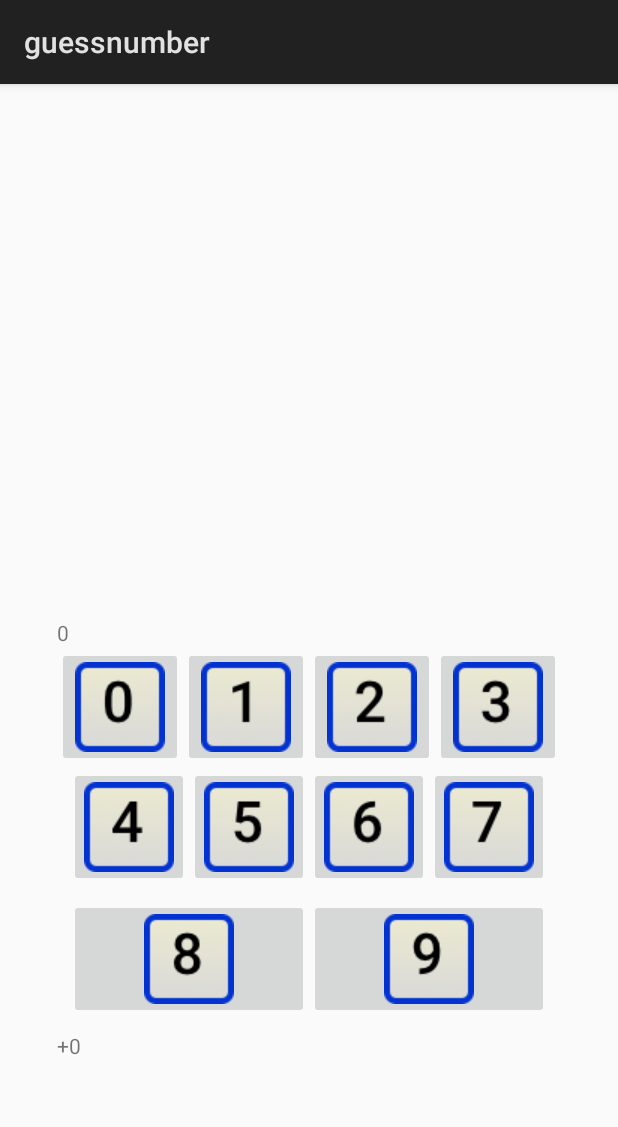
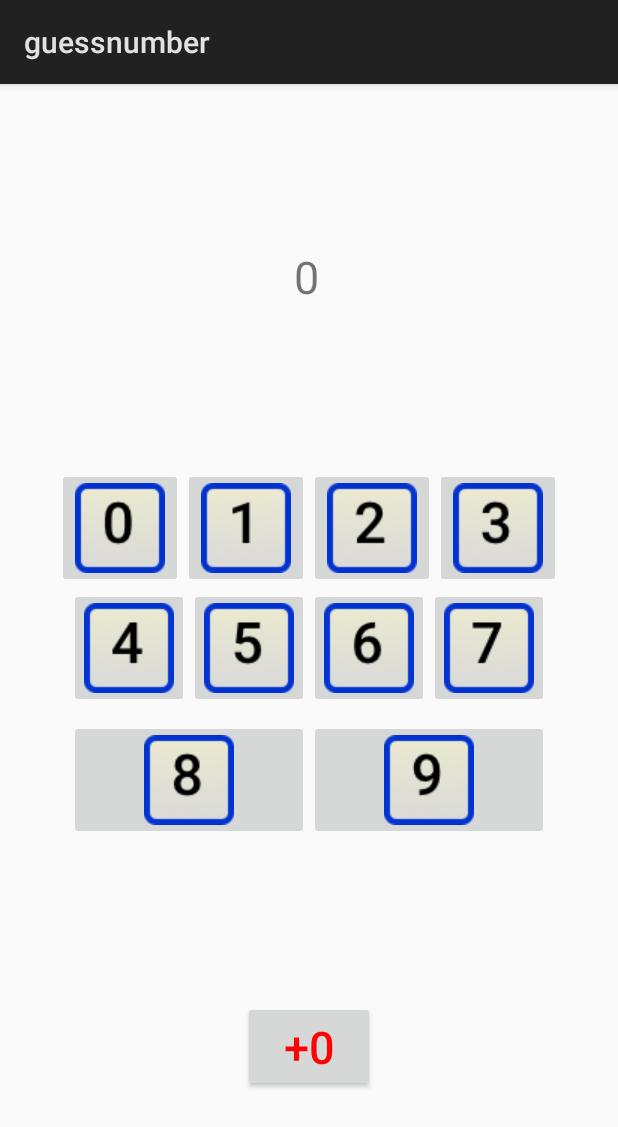
Before and after one commit to DamienDev37/guessnumber, an Android app: the screen it shows after launch (MainActivity), after a tap on an icon or button, on a phone screen of 412 x 824 dp. Shown: the top 1127 px of the screen. Run offline under Robolectric (Android 15) with nearby library versions, the phone set to English and light mode, and no system bars.

Commit message:
Update fonctionnel + couleur

```diff
--- a/app/src/main/java/com/example/home/guessnumber/MainActivity.java
+++ b/app/src/main/java/com/example/home/guessnumber/MainActivity.java
@@ -1,9 +1,11 @@
 package com.example.home.guessnumber;
 
 import android.app.Activity;
+import android.graphics.Color;
 import android.os.Bundle;
 import android.util.Log;
 import android.view.View;
+import android.widget.Button;
 import android.widget.TextView;
 
 import java.util.ArrayList;
@@ -13,39 +15,45 @@ public class MainActivity extends Activity implements View.OnClickListener {
     String result="";
     String response="";
     TextView textInfo;
-    TextView textRes;
+    Button btnRes;
     int numbMemo=0;
     ArrayList<Double> listresult = new ArrayList<Double>();
     final int listeBouton[] = {
             R.id.imageButton0,R.id.imageButton1,R.id.imageButton2,R.id.imageButton3,R.id.imageButton4,
-            R.id.imageButton5,R.id.imageButton6,R.id.imageButton7,R.id.imageButton8,R.id.imageButton9
+            R.id.imageButton5,R.id.imageButton6,R.id.imageButton7,R.id.imageButton8,R.id.imageButton9,R.id.btnRes
     };
     @Override
     protected void onCreate(Bundle savedInstanceState) {
         super.onCreate(savedInstanceState);
         setContentView(R.layout.activity_main);
         textInfo = findViewById(R.id.textViewTry);
-        textRes = findViewById(R.id.textViewRes);
+        btnRes = findViewById(R.id.btnRes);
         textInfo.setText("");
-        textRes.setText("?");
+        btnRes.setText("?");
         for(int b : listeBouton){
             findViewById(b).setOnClickListener(this);
         }
     }
     public String checkNumber(String result){
+        numbMemo=Integer.parseInt((String)result);
         if(numbMemo<soluc){
             response="+"+ textInfo.getText();
         }else if(numbMemo>soluc){
             response="-"+ textInfo.getText();
         }else{
+            btnRes.setTextColor(Color.parseColor("#8de500"));
             response="BRAVO";
+            soluc=(int)(Math.random() * (100 - 0) + 1) + 0;
         }
         return response;
     }
     public void onClick(View view) {
         Log.d("TEST", "Bouton" + view.getId());
-
-        if(textInfo.length()<2) {
+        if(view.getId() == R.id.btnRes){
+            textInfo.setText("");
+            btnRes.setText("?");
+        }
+        else if(textInfo.length()<2) {
             switch (view.getId()) {
                 case R.id.imageButton0:
                     textInfo.setText(textInfo.getText() + "0");
@@ -79,7 +87,7 @@ public class MainActivity extends Activity implements View.OnClickListener {
                     break;
                 default:
             }
-            textRes.setText(checkNumber((String) textInfo.getText()));
+            btnRes.setText(checkNumber((String) textInfo.getText()));
         }
     }
 
--- a/app/src/main/res/layout/activity_main.xml
+++ b/app/src/main/res/layout/activity_main.xml
@@ -6,30 +6,35 @@
     android:layout_height="match_parent"
     tools:context=".MainActivity">
 
+    <TextView
+        android:id="@+id/textViewTry"
+        android:layout_width="wrap_content"
+        android:layout_height="wrap_content"
+        android:layout_marginStart="4dp"
+        android:layout_marginTop="8dp"
+        android:layout_marginEnd="8dp"
+        android:layout_marginBottom="8dp"
+        android:layout_weight="1"
+        android:text="TextView"
+        android:textSize="30sp"
+        app:layout_constraintBottom_toTopOf="@+id/linearLayout"
+        app:layout_constraintEnd_toEndOf="parent"
+        app:layout_constraintStart_toStartOf="parent"
+        app:layout_constraintTop_toTopOf="parent" />
+
     <LinearLayout
         android:id="@+id/linearLayout"
         android:layout_width="wrap_content"
         android:layout_height="wrap_content"
         android:layout_marginStart="8dp"
+        android:layout_marginTop="8dp"
         android:layout_marginEnd="8dp"
-        android:layout_marginBottom="117dp"
+        android:layout_marginBottom="8dp"
         android:orientation="vertical"
         app:layout_constraintBottom_toBottomOf="parent"
         app:layout_constraintEnd_toEndOf="parent"
-        app:layout_constraintStart_toStartOf="parent">
-
-        <LinearLayout
-            android:layout_width="match_parent"
-            android:layout_height="match_parent"
-            android:orientation="horizontal">
-
-            <TextView
-                android:id="@+id/textViewTry"
-                android:layout_width="wrap_content"
-                android:layout_height="wrap_content"
-                android:layout_weight="1"
-                android:text="TextView" />
-        </LinearLayout>
+        app:layout_constraintStart_toStartOf="parent"
+        app:layout_constraintTop_toTopOf="parent">
 
         <LinearLayout
             android:layout_width="wrap_content"
@@ -144,14 +149,24 @@
             android:layout_weight="1"
             android:orientation="horizontal">
 
-            <TextView
-                android:id="@+id/textViewRes"
-                android:layout_width="wrap_content"
-                android:layout_height="wrap_content"
-                android:layout_weight="1"
-                android:text="TextView" />
         </LinearLayout>
 
     </LinearLayout>
 
+    <Button
+        android:id="@+id/btnRes"
+        android:layout_width="wrap_content"
+        android:layout_height="wrap_content"
+        android:layout_marginStart="8dp"
+        android:layout_marginTop="8dp"
+        android:layout_marginEnd="8dp"
+        android:layout_marginBottom="5dp"
+        android:text="?"
+        android:textColor="@color/colorAccent"
+        android:textSize="30sp"
+        app:layout_constraintBottom_toBottomOf="parent"
+        app:layout_constraintEnd_toEndOf="parent"
+        app:layout_constraintStart_toStartOf="parent"
+        app:layout_constraintTop_toBottomOf="@+id/linearLayout" />
+
 </android.support.constraint.ConstraintLayout>
--- a/app/src/main/res/values/colors.xml
+++ b/app/src/main/res/values/colors.xml
@@ -2,5 +2,5 @@
 <resources>
     <color name="colorPrimary">#008577</color>
     <color name="colorPrimaryDark">#00574B</color>
-    <color name="colorAccent">#D81B60</color>
+    <color name="colorAccent">#ff0004</color>
 </resources>
```
